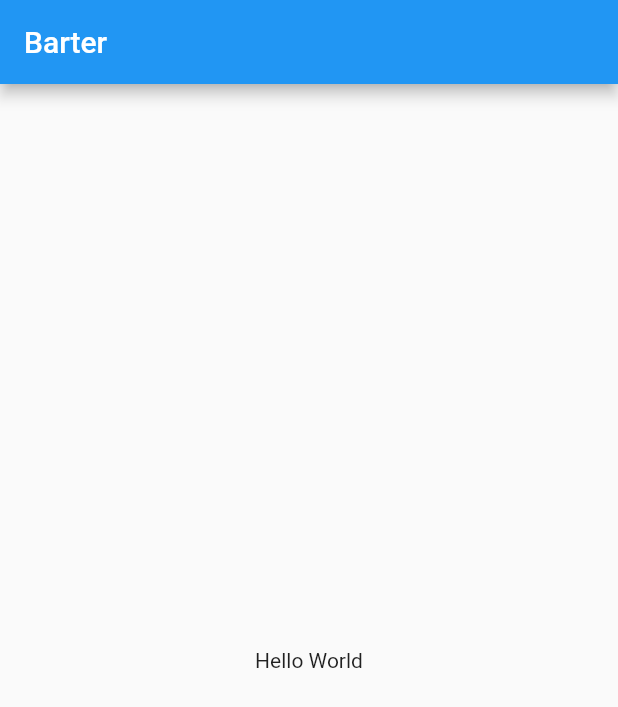
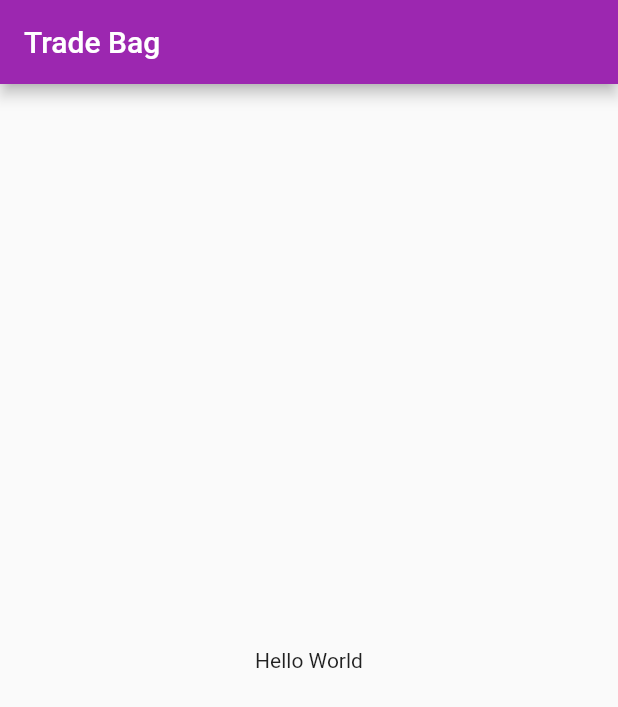
Before and after one commit to devmvk/barter_app, a Flutter app: the screen it shows after launch, on a phone screen of 412 x 824 dp. Shown: the top 707 px of the screen. Run offline on Flutter 3.47's test engine with Material 2 defaults, Android fonts, the phone set to English and light mode, and no system bars.

Commit message:
tradebag screen

```diff
--- a/barter/lib/main.dart
+++ b/barter/lib/main.dart
@@ -1,3 +1,4 @@
+import 'package:barter/screens/trade_bag.dart';
 import 'package:flutter/material.dart';
 
 void main() => runApp(MyApp());
@@ -7,15 +8,10 @@ class MyApp extends StatelessWidget {
   Widget build(BuildContext context) {
     return MaterialApp(
       title: 'Barter',
-      home: Scaffold(
-        appBar: AppBar(
-          title: Text('Barter'),
-        ),
-        body: Center(
-          child: Container(
-            child: Text('Hello World'),
-          ),
-        ),
+      debugShowCheckedModeBanner: false,
+      home: TradeBagScreen(),
+      theme: ThemeData(
+        primarySwatch: Colors.purple
       ),
     );
   }
--- a/barter/lib/screens/trade_bag.dart
+++ b/barter/lib/screens/trade_bag.dart
@@ -0,0 +1,19 @@
+import 'package:flutter/material.dart';
+
+class TradeBagScreen extends StatelessWidget {
+  @override
+  Widget build(BuildContext context) {
+    return SafeArea(
+      child: Scaffold(
+        appBar: AppBar(
+          title: Text('Trade Bag'),
+        ),
+        body: Center(
+          child: Container(
+            child: Text('Hello World'),
+          ),
+        ),
+      )
+    );
+  }
+}
--- a/barter/pubspec.yaml
+++ b/barter/pubspec.yaml
@@ -19,7 +19,7 @@ environment:
 dependencies:
   flutter:
     sdk: flutter
-  camera: ^0.5.7+2
+  image_picker: ^0.6.3+1
 
   # The following adds the Cupertino Icons font to your application.
   # Use with the CupertinoIcons class for iOS style icons.
```
Also changed, not shown: barter/lib/screens/login.dart (renamed from barter/lib/login.dart), barter/lib/screens/profile.dart (renamed from barter/lib/profile.dart).
